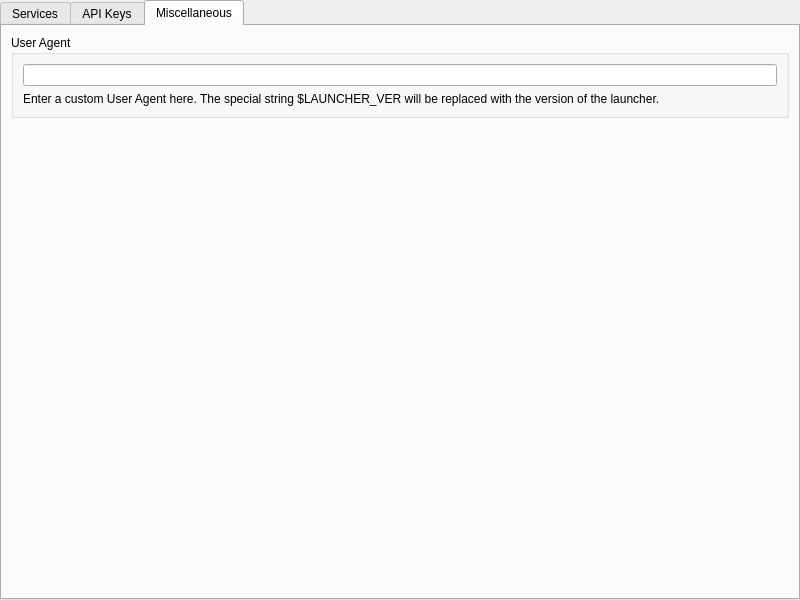
This is launcher/ui/pages/global/APIPage.ui in PolyMC/PolyMC as Qt 5 draws it before an edit. The edited form follows.
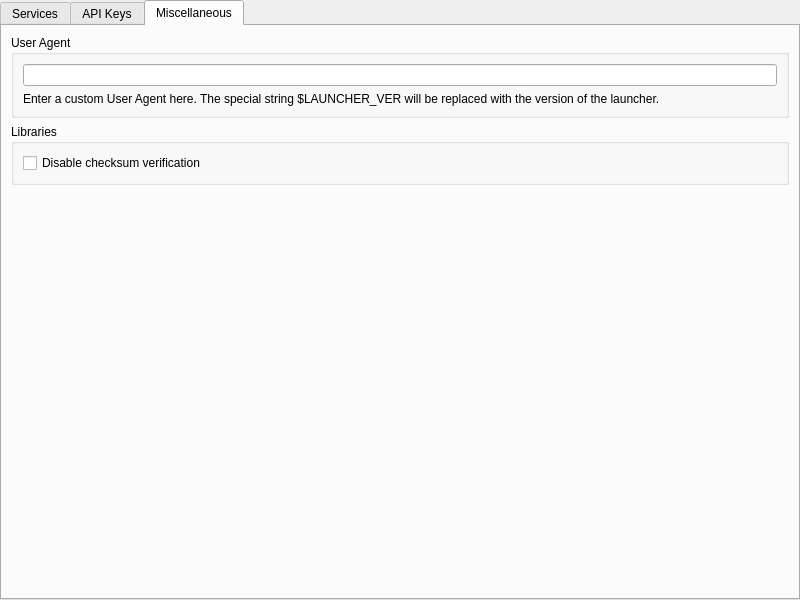
This is the edited form. The open tabs and pages were chosen to show the change.

Commit message: Add option to disable checksum verification

Patch:
```diff
--- a/launcher/ui/pages/global/APIPage.ui
+++ b/launcher/ui/pages/global/APIPage.ui
@@ -301,6 +301,22 @@
          </layout>
         </widget>
        </item>
+       <item>
+        <widget class="QGroupBox" name="groupBox">
+         <property name="title">
+          <string>Libraries</string>
+         </property>
+         <layout class="QVBoxLayout" name="verticalLayout_9">
+          <item>
+           <widget class="QCheckBox" name="disableChecksumVerificationCheckBox">
+            <property name="text">
+             <string>Disable checksum verification</string>
+            </property>
+           </widget>
+          </item>
+         </layout>
+        </widget>
+       </item>
        <item>
         <spacer name="verticalSpacer_3">
          <property name="orientation">
```
The commit also changes 4 other files.
